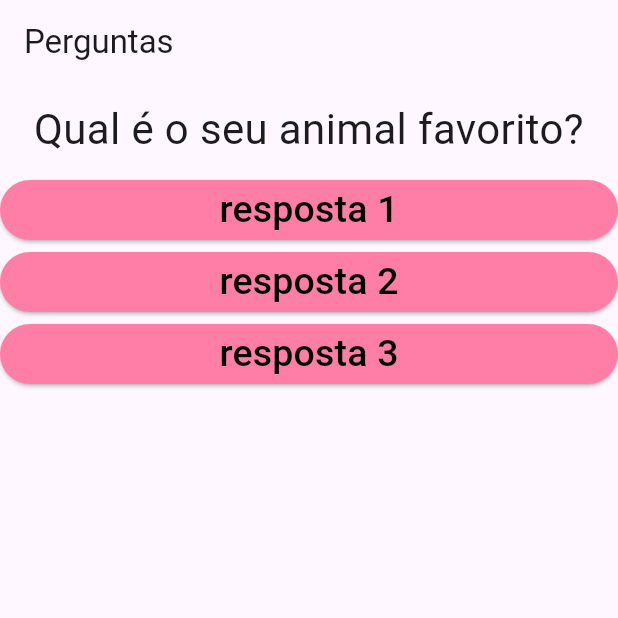
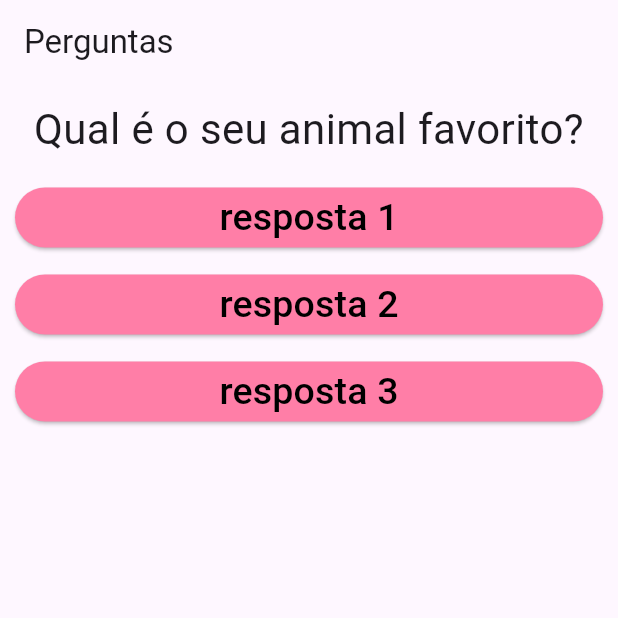
Before and after one commit to claraferraz/quiz-flutter, a Flutter app: the screen it shows after launch, after a tap on "resposta 1", on a phone screen of 412 x 824 dp, the top half of it. Run offline on Flutter 3.47's test engine with Material 3 defaults, Android fonts, the phone set to English and light mode, and no system bars.

Commit message:
margin dos botões e retirada do print numero da pergunta

```diff
--- a/lib/main.dart
+++ b/lib/main.dart
@@ -22,7 +22,6 @@ class _PerguntaAppState extends State<PerguntaApp> {
         _numeroDaPergunta--;
       });
     }
-    print(_numeroDaPergunta);
   }
 
   @override
--- a/lib/respostas.dart
+++ b/lib/respostas.dart
@@ -7,8 +7,9 @@ class Respostas extends StatelessWidget {
 
   @override
   Widget build(BuildContext context) {
-    return SizedBox(
+    return Container(
       width: double.infinity,
+      margin: EdgeInsets.only(left: 10.0, right: 10.0, top: 5, bottom: 5),
       child: ElevatedButton(
         style: ElevatedButton.styleFrom(
           backgroundColor: const Color.fromARGB(255, 255, 126, 167),
```
